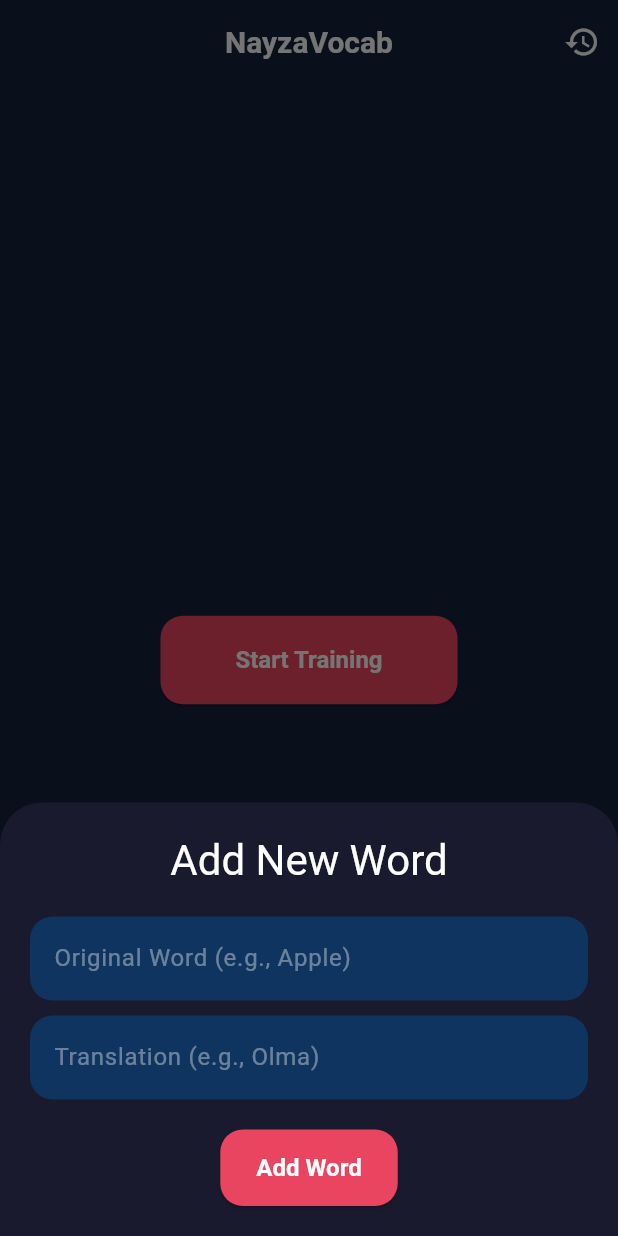
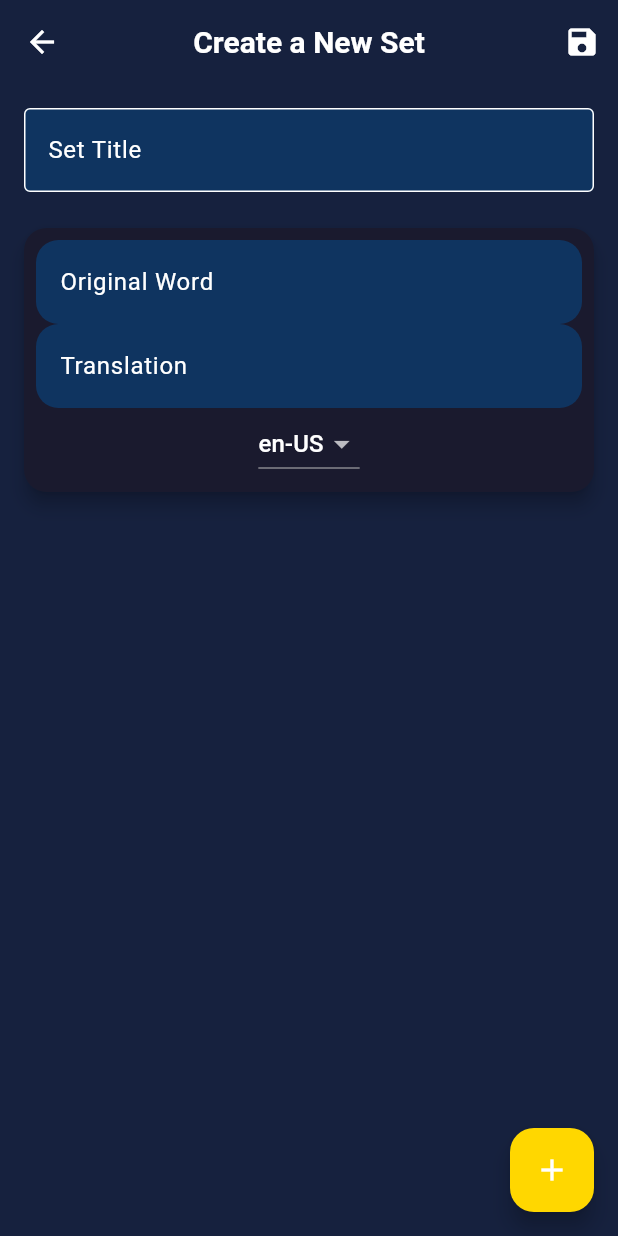
Before and after one commit to ismaaiiyl/NayzaVocab, a Flutter app: the screen it shows after launch, after a tap on the "add" icon, on a phone screen of 412 x 824 dp. Run offline on Flutter 3.47's test engine with Material 3 defaults, Android fonts, the phone set to English and light mode, and no system bars; our stand-ins replace audioplayers, equatable, flutter_tts, hive, hive_flutter; accounts and stored records are empty; Roboto replaces fonts that are missing (Poppins).

Commit message:
new-version

```diff
--- /dev/null
+++ b/lib/features/vocabulary/data/models/vocab_set_model.dart
@@ -0,0 +1,51 @@
+import 'package:hive/hive.dart';
+
+part 'vocab_set_model.g.dart';
+
+@HiveType(typeId: 1)
+class VocabSetModel extends HiveObject {
+  @HiveField(0)
+  late String id;
+
+  @HiveField(1)
+  late String title;
+
+  @HiveField(2)
+  late DateTime createdAt;
+
+  @HiveField(3)
+  late List<WordModel> words;
+
+  VocabSetModel({
+    required this.id,
+    required this.title,
+    required this.createdAt,
+    required this.words,
+  });
+}
+
+@HiveType(typeId: 2)
+class WordModel extends HiveObject {
+  @HiveField(0)
+  late String original;
+
+  @HiveField(1)
+  late String translation;
+
+  @HiveField(2)
+  late String langCode;
+
+  @HiveField(3)
+  bool isLearned;
+
+  @HiveField(4)
+  int wrongAttempts;
+
+  WordModel({
+    required this.original,
+    required this.translation,
+    required this.langCode,
+    this.isLearned = false,
+    this.wrongAttempts = 0,
+  });
+}
--- /dev/null
+++ b/lib/features/vocabulary/presentation/pages/create_set_screen.dart
@@ -0,0 +1,133 @@
+import 'package:flutter/material.dart';
+import 'package:nayza_vocab/features/vocabulary/data/models/vocab_set_model.dart';
+import 'package:nayza_vocab/features/vocabulary/presentation/provider/vocab_set_provider.dart';
+import 'package:provider/provider.dart';
+
+class CreateSetScreen extends StatefulWidget {
+  const CreateSetScreen({super.key});
+
+  @override
+  State<CreateSetScreen> createState() => _CreateSetScreenState();
+}
+
+class _CreateSetScreenState extends State<CreateSetScreen> {
+  final _titleController = TextEditingController();
+  final List<TextEditingController> _originalControllers = [];
+  final List<TextEditingController> _translationControllers = [];
+  final List<String> _langCodes = [];
+
+  @override
+  void initState() {
+    super.initState();
+    _addNewRow();
+  }
+
+  void _addNewRow() {
+    setState(() {
+      _originalControllers.add(TextEditingController());
+      _translationControllers.add(TextEditingController());
+      _langCodes.add('en-US'); // Default language
+    });
+  }
+
+  void _saveSet() {
+    if (_titleController.text.isEmpty) {
+      // Show error
+      return;
+    }
+
+    final List<WordModel> words = [];
+    for (int i = 0; i < _originalControllers.length; i++) {
+      final original = _originalControllers[i].text;
+      final translation = _translationControllers[i].text;
+      if (original.isNotEmpty && translation.isNotEmpty) {
+        words.add(WordModel(
+          original: original,
+          translation: translation,
+          langCode: _langCodes[i],
+        ));
+      }
+    }
+
+    if (words.isNotEmpty) {
+      Provider.of<VocabSetProvider>(context, listen: false)
+          .addVocabSet(_titleController.text, words);
+      Navigator.pop(context);
+    }
+  }
+
+  @override
+  Widget build(BuildContext context) {
+    return Scaffold(
+      appBar: AppBar(
+        title: const Text('Create a New Set'),
+        actions: [
+          IconButton(
+            icon: const Icon(Icons.save),
+            onPressed: _saveSet,
+          ),
+        ],
+      ),
+      body: Padding(
+        padding: const EdgeInsets.all(16.0),
+        child: Column(
+          children: [
+            TextField(
+              controller: _titleController,
+              decoration: const InputDecoration(
+                labelText: 'Set Title',
+                border: OutlineInputBorder(),
+              ),
+            ),
+            const SizedBox(height: 16),
+            Expanded(
+              child: ListView.builder(
+                itemCount: _originalControllers.length,
+                itemBuilder: (context, index) {
+                  return Card(
+                    margin: const EdgeInsets.symmetric(vertical: 8.0),
+                    child: Padding(
+                      padding: const EdgeInsets.all(8.0),
+                      child: Column(
+                        children: [
+                          TextField(
+                            controller: _originalControllers[index],
+                            decoration: const InputDecoration(labelText: 'Original Word'),
+                          ),
+                          TextField(
+                            controller: _translationControllers[index],
+                            decoration: const InputDecoration(labelText: 'Translation'),
+                          ),
+                          DropdownButton<String>(
+                            value: _langCodes[index],
+                            onChanged: (String? newValue) {
+                              setState(() {
+                                _langCodes[index] = newValue!;
+                              });
+                            },
+                            items: <String>['en-US', 'ru-RU', 'ar-SA', 'de-DE']
+                                .map<DropdownMenuItem<String>>((String value) {
+                              return DropdownMenuItem<String>(
+                                value: value,
+                                child: Text(value),
+                              );
+                            }).toList(),
+                          ),
+                        ],
+                      ),
+                    ),
+                  );
+                },
+              ),
+            ),
+          ],
+        ),
+      ),
+      floatingActionButton: FloatingActionButton(
+        onPressed: _addNewRow,
+        child: const Icon(Icons.add),
+        backgroundColor: const Color(0xFFFFD700), // Electric Gold
+      ),
+    );
+  }
+}
--- a/lib/features/vocabulary/presentation/pages/history_screen.dart
+++ b/lib/features/vocabulary/presentation/pages/history_screen.dart
@@ -1,8 +1,6 @@
 import 'package:flutter/material.dart';
-import 'package:grouped_list/grouped_list.dart';
-import 'package:intl/intl.dart';
-import 'package:nayza_vocab/features/vocabulary/domain/entities/word_entity.dart';
-import 'package:nayza_vocab/features/vocabulary/presentation/provider/vocabulary_provider.dart';
+import 'package:nayza_vocab/features/vocabulary/presentation/pages/create_set_screen.dart';
+import 'package:nayza_vocab/features/vocabulary/presentation/provider/vocab_set_provider.dart';
 import 'package:provider/provider.dart';
 
 class HistoryScreen extends StatelessWidget {
@@ -12,36 +10,43 @@ class HistoryScreen extends StatelessWidget {
   Widget build(BuildContext context) {
     return Scaffold(
       appBar: AppBar(
-        title: const Text('History'),
+        title: const Text('Vocabulary Sets'),
+        centerTitle: true,
       ),
-      body: Consumer<VocabularyProvider>(
+      body: Consumer<VocabSetProvider>(
         builder: (context, provider, child) {
-          final allWords = provider.history.values.expand((x) => x).toList();
-          if (allWords.isEmpty) {
-            return const Center(child: Text('No words added yet.'));
+          if (provider.vocabSets.isEmpty) {
+            return const Center(
+              child: Text('No vocabulary sets found. Create one!'),
+            );
           }
-          return GroupedListView<WordEntity, DateTime>(
-            elements: allWords,
-            groupBy: (word) => DateTime(word.createdAt.year, word.createdAt.month, word.createdAt.day),
-            groupSeparatorBuilder: (DateTime date) => Padding(
-              padding: const EdgeInsets.all(12.0),
-              child: Text(
-                DateFormat.yMMMMd().format(date), // e.g., April 8, 2026
-                style: Theme.of(context).textTheme.headlineMedium?.copyWith(color: Theme.of(context).colorScheme.secondary),
-              ),
-            ),
-            itemBuilder: (context, word) {
+          return ListView.builder(
+            itemCount: provider.vocabSets.length,
+            itemBuilder: (context, index) {
+              final set = provider.vocabSets[index];
               return Card(
+                margin: const EdgeInsets.all(8.0),
                 child: ListTile(
-                  title: Text(word.original, style: const TextStyle(fontWeight: FontWeight.bold)),
-                  subtitle: Text(word.translation),
-                  trailing: Text('Mistakes: ${word.wrongAttempts}', style: TextStyle(color: word.wrongAttempts > 0 ? Colors.redAccent : Colors.green)),
+                  title: Text(set.title),
+                  subtitle: Text('${set.words.length} words'),
+                  trailing: Text(set.createdAt.toString().substring(0, 10)),
+                  onTap: () {
+                    // Navigate to SetDetailsScreen
+                  },
                 ),
               );
             },
-            order: GroupedListOrder.DESC,
           );
         },
+      ),
+      floatingActionButton: FloatingActionButton(
+        onPressed: () {
+          Navigator.push(
+            context,
+            MaterialPageRoute(builder: (context) => const CreateSetScreen()),
+          );
+        },
+        child: const Icon(Icons.add),
       ),
     );
   }
--- /dev/null
+++ b/lib/features/vocabulary/presentation/provider/vocab_set_provider.dart
@@ -0,0 +1,77 @@
+import 'package:flutter/material.dart';
+import 'package:hive/hive.dart';
+import 'package:nayza_vocab/features/vocabulary/data/models/vocab_set_model.dart';
+import 'package:uuid/uuid.dart';
+
+class VocabSetProvider extends ChangeNotifier {
+  final Box<VocabSetModel> _vocabSetBox;
+  List<VocabSetModel> _vocabSets = [];
+
+  VocabSetProvider() : _vocabSetBox = Hive.box<VocabSetModel>('vocab_sets') {
+    fetchVocabSets();
+  }
+
+  List<VocabSetModel> get vocabSets => _vocabSets;
+
+  // Add a new vocabulary set
+  Future<void> addVocabSet(String title, List<WordModel> words) async {
+    final newSet = VocabSetModel(
+      id: const Uuid().v4(),
+      title: title,
+      createdAt: DateTime.now(),
+      words: words,
+    );
+    await _vocabSetBox.put(newSet.id, newSet);
+    fetchVocabSets();
+  }
+
+  // Fetch all vocabulary sets
+  void fetchVocabSets() {
+    _vocabSets = _vocabSetBox.values.toList();
+    // Sort by most recent
+    _vocabSets.sort((a, b) => b.createdAt.compareTo(a.createdAt));
+    notifyListeners();
+  }
+
+  // Get a specific set by ID
+  VocabSetModel? getSetById(String id) {
+    return _vocabSetBox.get(id);
+  }
+
+  // Update a vocabulary set
+  Future<void> updateVocabSet(String id, String newTitle, List<WordModel> newWords) async {
+    final set = _vocabSetBox.get(id);
+    if (set != null) {
+      set.title = newTitle;
+      set.words = newWords;
+      await set.save();
+      fetchVocabSets();
+    }
+  }
+
+  // Delete a vocabulary set
+  Future<void> deleteVocabSet(String id) async {
+    await _vocabSetBox.delete(id);
+    fetchVocabSets();
+  }
+
+  // Add a word to an existing set
+  Future<void> addWordToSet(String setId, WordModel word) async {
+    final set = _vocabSetBox.get(setId);
+    if (set != null) {
+      set.words.add(word);
+      await set.save();
+      fetchVocabSets();
+    }
+  }
+
+  // Update a word within a set
+  Future<void> updateWordInSet(String setId, int wordIndex, WordModel updatedWord) async {
+    final set = _vocabSetBox.get(setId);
+    if (set != null && wordIndex < set.words.length) {
+      set.words[wordIndex] = updatedWord;
+      await set.save();
+      fetchVocabSets();
+    }
+  }
+}
--- a/lib/main.dart
+++ b/lib/main.dart
@@ -1,8 +1,8 @@
 import 'package:flutter/material.dart';
 import 'package:nayza_vocab/core/theme/app_theme.dart';
-import 'package:nayza_vocab/features/vocabulary/data/models/word_model.dart';
-import 'package:nayza_vocab/features/vocabulary/presentation/pages/home_screen.dart';
-import 'package:nayza_vocab/features/vocabulary/presentation/provider/vocabulary_provider.dart';
+import 'package:nayza_vocab/features/vocabulary/data/models/vocab_set_model.dart';
+import 'package:nayza_vocab/features/vocabulary/presentation/pages/history_screen.dart';
+import 'package:nayza_vocab/features/vocabulary/presentation/provider/vocab_set_provider.dart';
 import 'package:provider/provider.dart';
 import 'package:hive_flutter/hive_flutter.dart';
 
@@ -10,11 +10,16 @@ void main() async {
   WidgetsFlutterBinding.ensureInitialized();
   await Hive.initFlutter();
 
+  // Register adapters
+  if (!Hive.isAdapterRegistered(VocabSetModelAdapter().typeId)) {
+    Hive.registerAdapter(VocabSetModelAdapter());
+  }
   if (!Hive.isAdapterRegistered(WordModelAdapter().typeId)) {
-      Hive.registerAdapter(WordModelAdapter());
+    Hive.registerAdapter(WordModelAdapter());
   }
 
-  await Hive.openBox<WordModel>('words');
+  // Open the box for vocab sets
+  await Hive.openBox<VocabSetModel>('vocab_sets');
 
   runApp(const MyApp());
 }
@@ -25,11 +30,11 @@ class MyApp extends StatelessWidget {
   @override
   Widget build(BuildContext context) {
     return ChangeNotifierProvider(
-      create: (_) => VocabularyProvider(),
+      create: (_) => VocabSetProvider(),
       child: MaterialApp(
         title: 'NayzaVocab',
         theme: AppTheme.themeData,
-        home: const HomeScreen(),
+        home: const HistoryScreen(), // Start with HistoryScreen
         debugShowCheckedModeBanner: false,
       ),
     );
```
Also changed, not shown: lib/prompt.txt (+34 -41 lines), lib/features/vocabulary/data/models/vocab_set_model.g.dart (added).
